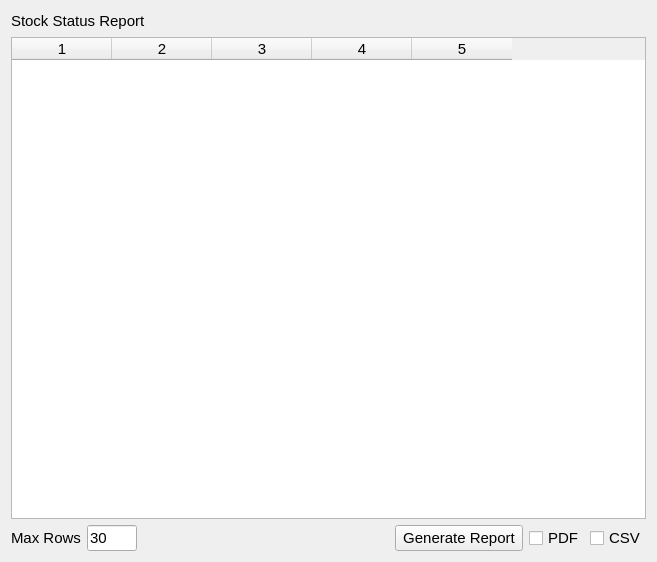
The window that estorecpp/stockreport.ui (Watti/estorecpp) describes before a commit, drawn with Qt 5.
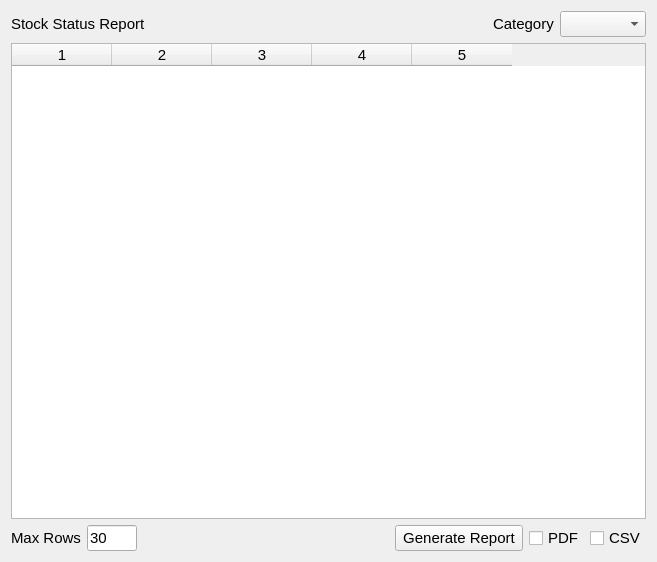
The same window after the commit.

Commit message: validations and category wise stock item reports

Patch:
```diff
--- a/estorecpp/stockreport.ui
+++ b/estorecpp/stockreport.ui
@@ -28,6 +28,19 @@
        </property>
       </widget>
      </item>
+     <item>
+      <spacer name="horizontalSpacer_3">
+       <property name="orientation">
+        <enum>Qt::Horizontal</enum>
+       </property>
+       <property name="sizeHint" stdset="0">
+        <size>
+         <width>40</width>
+         <height>20</height>
+        </size>
+       </property>
+      </spacer>
+     </item>
      <item>
       <spacer name="horizontalSpacer_2">
        <property name="orientation">
@@ -41,6 +54,16 @@
        </property>
       </spacer>
      </item>
+     <item>
+      <widget class="QLabel" name="label_3">
+       <property name="text">
+        <string>Category</string>
+       </property>
+      </widget>
+     </item>
+     <item>
+      <widget class="QComboBox" name="categoryCombo"/>
+     </item>
     </layout>
    </item>
    <item>
```
The commit also changes 9 other files.
